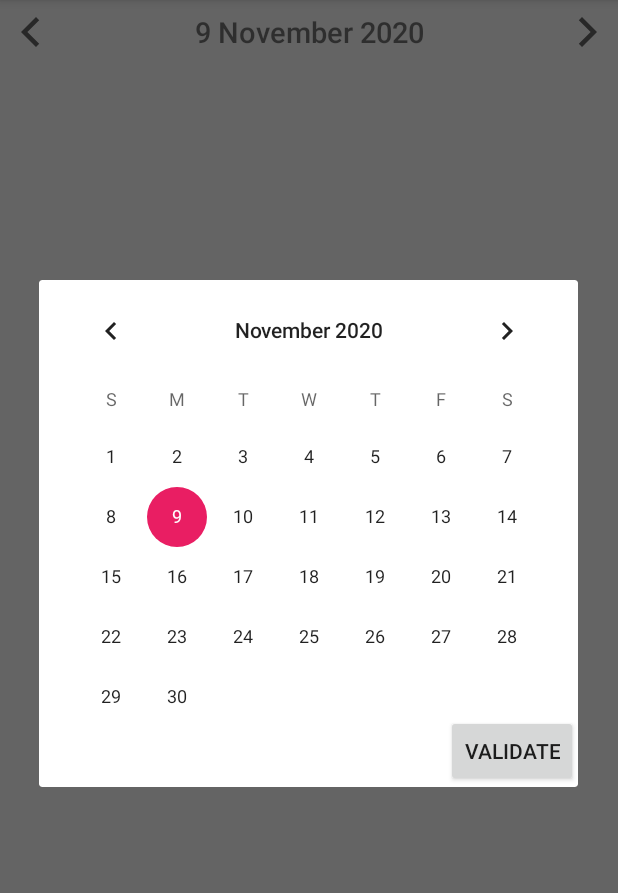
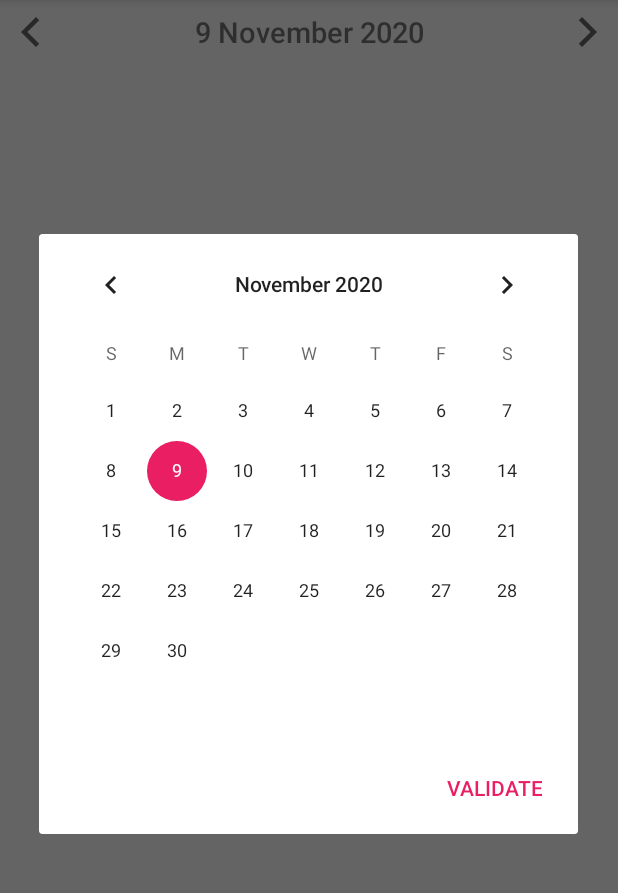
Before and after one commit to arthurbourret/ENTMobile, an Android app: the Schedule screen opened directly, with no data from a screen before it, after a tap on an icon or button, on a phone screen of 412 x 824 dp, the part 84-977 px from its top. Run offline under Robolectric (Android 15) with nearby library versions, the phone set to English and light mode, and no system bars; 2 other taps on this screen came first.

Commit message:
schedule buttons complet

```diff
--- a/app/src/main/java/com/example/entmobile/schedule/DialogChangeDay.java
+++ b/app/src/main/java/com/example/entmobile/schedule/DialogChangeDay.java
@@ -1,38 +1,29 @@
 package com.example.entmobile.schedule;
 
 import android.app.AlertDialog;
-import android.os.Build;
-import android.util.Log;
+import android.app.Dialog;
 import android.view.LayoutInflater;
 import android.view.View;
 import android.view.ViewGroup;
 import android.widget.Button;
 import android.widget.CalendarView;
 
-import androidx.fragment.app.DialogFragment;
-import androidx.fragment.app.Fragment;
-
 import com.example.entmobile.R;
 
-import java.time.Instant;
-import java.util.Calendar;
 import java.util.Date;
 
-public class DialogChangeDay extends DialogFragment {
+public class DialogChangeDay extends Dialog {
     private AlertDialog.Builder builder;
 
     private Date date;
 
-    private Button button_validate;
-
     public DialogChangeDay(View view, long time) {
+        super(view.getContext());
         ViewGroup viewGroup = view.findViewById(android.R.id.content); // create a new ViewGroup
         View dialogView = LayoutInflater.from(view.getContext()).inflate(R.layout.schedule_dialog_calendar, viewGroup, false);
         // get the layout for the dialog
 
         date = new Date(); // instantiate the date with today's date
-
-        button_validate = dialogView.findViewById(R.id.validate_date_dialog);
 
         CalendarView calendarView = dialogView.findViewById(R.id.dialog_calendar_view);
         calendarView.setDate(time, true, true);
@@ -68,12 +59,12 @@ public class DialogChangeDay extends DialogFragment {
             builder.create().show(); // show the dialog
     }
 
+    public AlertDialog.Builder getBuilder() {
+        return builder;
+    }
+
     public Date getSelectedDate() {
         return date;
     }
 
-    public Button getButton_validate() {
-        return button_validate;
-    }
-
 }
--- a/app/src/main/java/com/example/entmobile/schedule/Schedule.java
+++ b/app/src/main/java/com/example/entmobile/schedule/Schedule.java
@@ -6,6 +6,7 @@ import androidx.fragment.app.Fragment;
 import androidx.recyclerview.widget.LinearLayoutManager;
 import androidx.recyclerview.widget.RecyclerView;
 
+import android.content.DialogInterface;
 import android.os.Bundle;
 import android.util.Log;
 import android.view.View;
@@ -45,10 +46,12 @@ public class Schedule extends AppCompatActivity {
         super.onCreate(savedInstanceState);
         setContentView(R.layout.schedule_activity);
 
+        courses = new ArrayList<>();//new ParseWebData().loadFromHtml();
+
         // instantiation
         calendar = Calendar.getInstance();
         MONTHS = getResources().getStringArray(R.array.months);
-        courses = openScheduleData(); // extract the courses
+        //courses = ParseWebData.openScheduleData(this); // extract the courses
 
         scheduleView = (RecyclerView) findViewById(R.id.scheduleView); // instantiate the recycler
         RecyclerView.LayoutManager recyclerManager = new LinearLayoutManager(this);
@@ -99,27 +102,17 @@ public class Schedule extends AppCompatActivity {
      */
     private void openCalendar(View v) {
         DialogChangeDay changeDay = new DialogChangeDay(v, calendar.getTimeInMillis());
-
-        changeDay.getButton_validate().setOnClickListener(new View.OnClickListener() {
+        changeDay.getBuilder().setPositiveButton(R.string.validate, new DialogInterface.OnClickListener() {
             @Override
-            public void onClick(View v) {
+            public void onClick(DialogInterface dialog, int which) {
                 Date date = changeDay.getSelectedDate();
                 int dif = getDifInDays(calendar.getTime(), date);
                 changeDate(dif - 1);
 
-                // TODO dismiss changeDay
-                /*
-                Fragment prev = getSupportFragmentManager().findFragmentByTag("fragment_dialog");
-                if (prev != null) {
-                    DialogFragment df = (DialogFragment) prev;
-                    df.dismiss();
-                }
-
-                 */
+                dialog.dismiss();
             }
-        });
-
-        changeDay.show();
+        })
+        .create().show();
     }
 
     /**
@@ -142,45 +135,6 @@ public class Schedule extends AppCompatActivity {
         else backToCurrentDay.setVisibility(View.INVISIBLE);
 
         return dateText;
-    }
-
-    /**
-     * Method that read the calendar from the ent
-     * It should be called only once when the file is downloaded because it takes some times to read the data
-     */
-    private ArrayList<Course> openScheduleData() {
-        ArrayList<Course> coursesFromData = new ArrayList<>();
-        //TODO recuperer le lien url donner sur l'ent
-
-        try {
-            InputStream file = getAssets().open("ADECal.ics"); // temporary way of getting the calendar from the ent
-            BufferedReader br = new BufferedReader(new InputStreamReader(file)); // parsing the file
-            String data = "", // initialisation of the data
-                    line;
-
-            boolean isEvent = false;
-            while ((line = br.readLine()) != null) { // if there is a line
-                if (isEvent) // if the line is part of an event
-                    data += line + "\n"; // get the line
-
-                if (line.contains("BEGIN:VEVENT")) // if the line is the start of an event
-                    isEvent = true;
-
-                if (line.contains("END:VEVENT")) { // if the line is the end of an event
-                    coursesFromData.add(Course.readData(data)); // extract the data of the text end ad it to courses
-
-                    isEvent = false;
-                    data = ""; // reset the data
-                }
-            }
-
-            br.close();
-
-        } catch (IOException e) {
-            e.printStackTrace();
-        }
-
-        return coursesFromData;
     }
 
     /**
--- a/app/src/main/res/layout/schedule_dialog_calendar.xml
+++ b/app/src/main/res/layout/schedule_dialog_calendar.xml
@@ -3,7 +3,8 @@
     xmlns:app="http://schemas.android.com/apk/res-auto"
     xmlns:tools="http://schemas.android.com/tools"
     android:layout_width="wrap_content"
-    android:layout_height="wrap_content">
+    android:layout_height="wrap_content"
+    android:id="@+id/fragment_calendar">
 
     <CalendarView
         android:id="@+id/dialog_calendar_view"
@@ -14,11 +15,4 @@
         app:layout_constraintStart_toStartOf="parent"
         app:layout_constraintTop_toTopOf="parent" />
 
-    <Button
-        android:id="@+id/validate_date_dialog"
-        android:layout_width="wrap_content"
-        android:layout_height="wrap_content"
-        android:text="@string/validate"
-        app:layout_constraintBottom_toBottomOf="parent"
-        app:layout_constraintEnd_toEndOf="parent" />
 </androidx.constraintlayout.widget.ConstraintLayout>
```
Also changed, not shown: app/src/main/java/com/example/entmobile/schedule/DialogOpenCourse.java (+2 -10 lines), app/src/main/java/com/example/entmobile/schedule/ParseWebData.java (added, +76 -0 lines).
